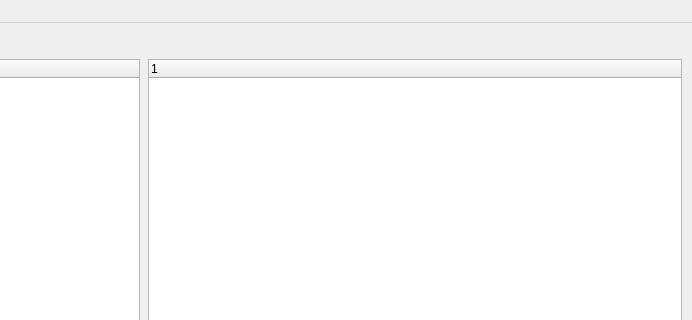
First picture: the form in hotkey/ui/forms/main_window.ui, repository Qiuxile/HotKey, before the edit; both pictures show x 428 to 1120 and y 0 to 320 of the 1120 by 560 pixel window.
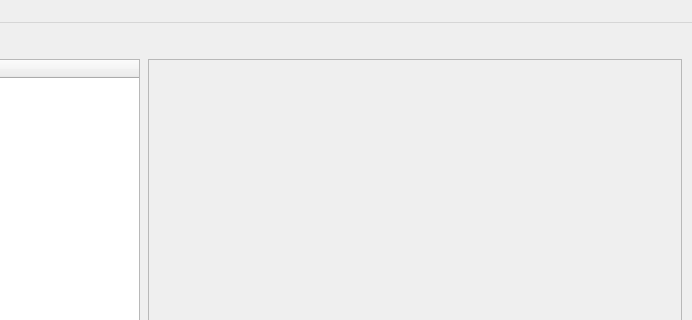
Second picture: the form after the edit. Custom widgets are drawn as their Qt base class.

Commit message: feat(ui): canvas-style block editor with if/else branch slots

The edit to the form file:
```diff
--- a/hotkey/ui/forms/main_window.ui
+++ b/hotkey/ui/forms/main_window.ui
@@ -152,7 +152,7 @@
              <number>8</number>
             </property>
             <item>
-             <widget class="BlockTree" name="blockTree"/>
+             <widget class="BlockCanvasView" name="blockCanvas"/>
             </item>
             <item>
              <layout class="QHBoxLayout" name="editorToolbar">
@@ -341,9 +341,9 @@
  </widget>
  <customwidgets>
   <customwidget>
-   <class>BlockTree</class>
-   <extends>QTreeWidget</extends>
-   <header>hotkey.ui.widgets.block_tree</header>
+   <class>BlockCanvasView</class>
+   <extends>QScrollArea</extends>
+   <header>hotkey.ui.widgets.block_canvas</header>
   </customwidget>
   <customwidget>
    <class>StatementTree</class>
```
The commit also changes 20 other files.
